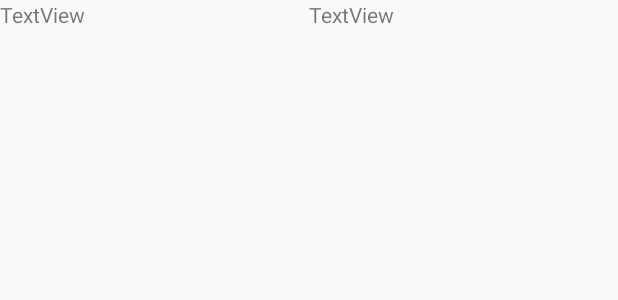
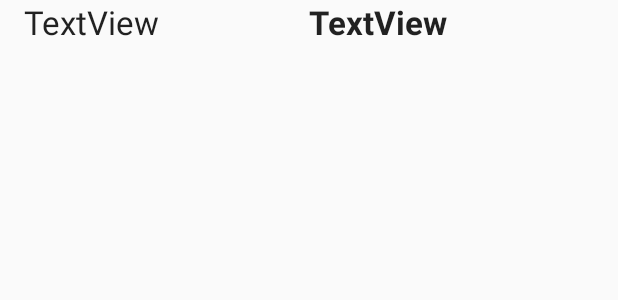
Before and after one commit to CTOverton/like-birbs, an Android app: the layout leaderbirb_adapter_view.xml on its own in the app's theme, with its tools: preview values and no code run, on a phone screen of 412 x 824 dp. Shown: the top 300 px of the screen. Run offline under Robolectric (Android 15) with nearby library versions, the phone set to English and light mode, and no system bars.

Commit message:
Leaderbirb styling

```diff
--- a/app/src/main/res/layout/leaderbirb_adapter_view.xml
+++ b/app/src/main/res/layout/leaderbirb_adapter_view.xml
@@ -6,15 +6,19 @@
 
     <TextView
         android:id="@+id/nameView"
-        android:layout_width="wrap_content"
+        android:layout_width="match_parent"
         android:layout_height="wrap_content"
         android:layout_weight="1"
-        android:text="TextView" />
+        android:paddingStart="16dp"
+        android:text="TextView"
+        android:textAppearance="@style/TextAppearance.AppCompat.Large" />
 
     <TextView
         android:id="@+id/scoreView"
-        android:layout_width="wrap_content"
+        android:layout_width="match_parent"
         android:layout_height="wrap_content"
         android:layout_weight="1"
-        android:text="TextView" />
+        android:text="TextView"
+        android:textAppearance="@style/TextAppearance.AppCompat.Large"
+        android:textStyle="bold" />
 </LinearLayout>
```
Also changed, not shown: app/src/main/res/layout/activity_leaderbirb.xml (+46 -35 lines).
